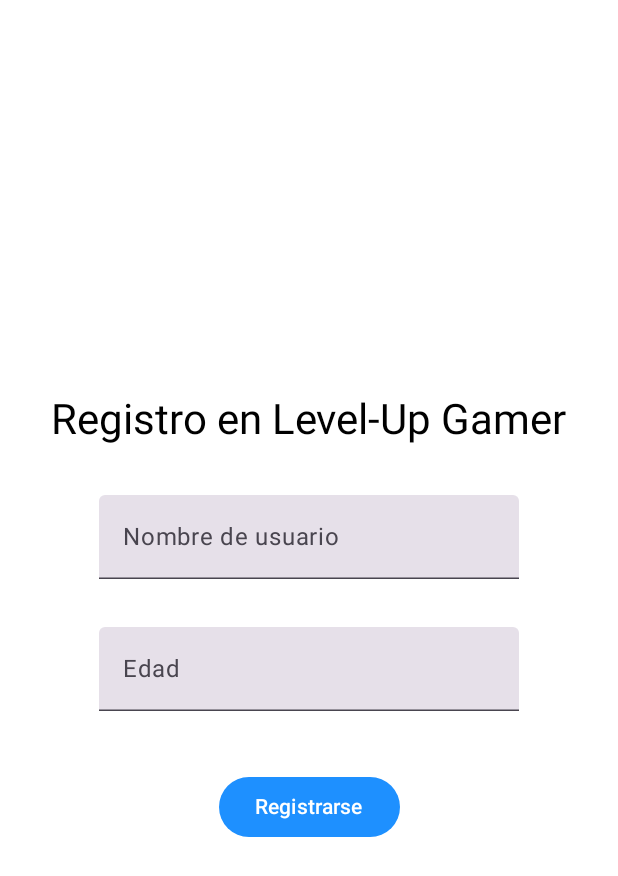
After one commit to Matias1402/AndroidLevelUp, an Android app built with Jetpack Compose: the RegistrationScreen screen opened through its navigation route, on a phone screen of 412 x 824 dp. The commit adds this screen. Shown: the top 876 px of the screen. Run offline under Robolectric (Android 15) with nearby library versions, the phone set to English and light mode, and no system bars; our stand-ins replace Room's generated code.

Commit message:
Añadidos detalles, temas, tambien se agrego la validacion de edad, en la cual no te registra si tienes menos de 18 años

```diff
--- a/app/build.gradle.kts
+++ b/app/build.gradle.kts
@@ -41,13 +41,15 @@ android {
 }
 
 dependencies {
+    implementation(libs.androidx.compose.foundation)
     implementation(libs.androidx.room.runtime)
     implementation(libs.androidx.room.ktx)
     ksp(libs.androidx.room.compiler)
     implementation(libs.androidx.lifecycle.viewmodel.compose)
     implementation(libs.androidx.lifecycle.runtime.compose)
-
-
+    implementation(libs.androidx.compose.material.icons.extended.android) // O la versión más reciente
+    implementation(libs.androidx.navigation.compose)
+    implementation(libs.coil.kt.coil.compose)
     implementation(libs.androidx.core.ktx)
     implementation(libs.androidx.lifecycle.runtime.ktx)
     implementation(libs.androidx.activity.compose)
--- a/app/src/main/AndroidManifest.xml
+++ b/app/src/main/AndroidManifest.xml
@@ -1,6 +1,8 @@
 <?xml version="1.0" encoding="utf-8"?>
 <manifest xmlns:android="http://schemas.android.com/apk/res/android"
     xmlns:tools="http://schemas.android.com/tools">
+
+    <uses-permission android:name="android.permission.READ_EXTERNAL_STORAGE" />
 
     <application
         android:allowBackup="true"
--- a/app/src/main/java/com/example/levelupkotlin/MainActivity.kt
+++ b/app/src/main/java/com/example/levelupkotlin/MainActivity.kt
@@ -1,36 +1,72 @@
 package com.example.levelupkotlin
 
-import com.example.levelupkotlin.ui.users.UsersScreen
 import android.os.Bundle
 import androidx.activity.ComponentActivity
 import androidx.activity.compose.setContent
 import androidx.compose.foundation.layout.fillMaxSize
-import androidx.compose.foundation.layout.padding
-import androidx.compose.material3.Scaffold
+import androidx.compose.material3.MaterialTheme
+import androidx.compose.material3.Surface
 import androidx.compose.ui.Modifier
-import com.example.levelupkotlin.ui.theme.LevelUpKotlinTheme
+import androidx.lifecycle.viewmodel.compose.viewModel
+import androidx.navigation.compose.NavHost
+import androidx.navigation.compose.composable
+import androidx.navigation.compose.rememberNavController
 import androidx.room.Room
-import androidx.lifecycle.viewmodel.compose.viewModel
 import com.example.levelupkotlin.data.local.AppDatabase
 import com.example.levelupkotlin.data.repository.UserRepository
+import com.example.levelupkotlin.ui.theme.LevelUpKotlinTheme
+import com.example.levelupkotlin.ui.users.RegistrationScreen
+import com.example.levelupkotlin.ui.users.UsersScreen
 import com.example.levelupkotlin.viewmodel.UserViewModel
 import com.example.levelupkotlin.viewmodel.UserViewModelFactory
+
 class MainActivity : ComponentActivity() {
     override fun onCreate(savedInstanceState: Bundle?) {
         super.onCreate(savedInstanceState)
+
         val db = Room.databaseBuilder(
             applicationContext,
             AppDatabase::class.java,
             "my_database"
-        ).build()
+        )
+            .fallbackToDestructiveMigration()
+            .build()
+
         val repo = UserRepository(db.userDao())
         val factory = UserViewModelFactory(repo)
+
         setContent {
             val viewModel: UserViewModel = viewModel(factory = factory)
             LevelUpKotlinTheme {
-                Scaffold(modifier = Modifier.fillMaxSize()) { innerPadding ->
-                    UsersScreen(viewModel,
-                        Modifier.fillMaxSize().padding(innerPadding))
+                // 👇 AÑADÍ EL SURFACE PARA QUE TUS COLORES DE FONDO FUNCIONEN
+                Surface(
+                    modifier = Modifier.fillMaxSize(),
+                    color = MaterialTheme.colorScheme.background
+                ) {
+                    val navController = rememberNavController()
+
+                    NavHost(navController = navController, startDestination = "registration") {
+                        composable("registration") {
+                            RegistrationScreen(
+                                viewModel = viewModel,
+                                onRegistrationSuccess = {
+                                    navController.navigate("users") {
+                                        popUpTo("registration") { inclusive = true }
+                                    }
+                                }
+                            )
+                        }
+                        composable("users") {
+                            // 👇 CAMBIO CLAVE: AÑADIMOS LA ACCIÓN DE NAVEGACIÓN
+                            UsersScreen(
+                                viewModel = viewModel,
+                                modifier = Modifier.fillMaxSize(),
+                                onNavigateToRegistration = {
+                                    navController.navigate("registration")
+                                }
+                            )
+                        }
+                    }
                 }
             }
         }
--- a/app/src/main/java/com/example/levelupkotlin/data/local/AppDatabase.kt
+++ b/app/src/main/java/com/example/levelupkotlin/data/local/AppDatabase.kt
@@ -2,7 +2,8 @@ package com.example.levelupkotlin.data.local
 
 import androidx.room.Database
 import androidx.room.RoomDatabase
-@Database(entities = [User::class], version = 1)
+
+@Database(entities = [User::class], version = 2)
 abstract class AppDatabase : RoomDatabase() {
     abstract fun userDao(): UserDao
 }
--- a/app/src/main/java/com/example/levelupkotlin/data/local/User.kt
+++ b/app/src/main/java/com/example/levelupkotlin/data/local/User.kt
@@ -1,10 +1,12 @@
 package com.example.levelupkotlin.data.local
+
 import androidx.room.Entity
 import androidx.room.PrimaryKey
 
 @Entity(tableName = "users")
-data class User (
+data class User(
     @PrimaryKey(autoGenerate = true) val id: Int = 0,
     val name: String,
-    val age: Int
+    val age: Int,
+    val photoUri: String? = null
 )
--- /dev/null
+++ b/app/src/main/java/com/example/levelupkotlin/ui/users/RegistrationScreen.kt
@@ -0,0 +1,69 @@
+package com.example.levelupkotlin.ui.users
+
+import androidx.compose.foundation.layout.*
+import androidx.compose.material3.Button
+import androidx.compose.material3.MaterialTheme
+import androidx.compose.material3.Text
+import androidx.compose.material3.TextField
+import androidx.compose.runtime.Composable
+import androidx.compose.runtime.LaunchedEffect
+import androidx.compose.runtime.collectAsState
+import androidx.compose.runtime.getValue
+import androidx.compose.ui.Alignment
+import androidx.compose.ui.Modifier
+import androidx.compose.ui.unit.dp
+import com.example.levelupkotlin.viewmodel.UserViewModel
+
+@Composable
+fun RegistrationScreen(
+    viewModel: UserViewModel,
+    onRegistrationSuccess: () -> Unit
+) {
+    val formState by viewModel.formState.collectAsState()
+
+    LaunchedEffect(formState.registrationSuccess) {
+        if (formState.registrationSuccess) {
+            onRegistrationSuccess()
+            viewModel.resetRegistrationSuccess()
+        }
+    }
+
+    Column(
+        modifier = Modifier
+            .fillMaxSize()
+            .padding(16.dp),
+        verticalArrangement = Arrangement.Center,
+        horizontalAlignment = Alignment.CenterHorizontally
+    ) {
+        Text("Registro en Level-Up Gamer", style = MaterialTheme.typography.headlineMedium)
+        Spacer(Modifier.height(32.dp))
+
+        TextField(
+            value = formState.name,
+            onValueChange = { viewModel.onNameChange(it) },
+            label = { Text("Nombre de usuario") },
+            isError = formState.nameError != null,
+            supportingText = {
+                formState.nameError?.let { Text(it) }
+            },
+            singleLine = true
+        )
+        Spacer(Modifier.height(16.dp))
+
+        TextField(
+            value = formState.age,
+            onValueChange = { viewModel.onAgeChange(it) },
+            label = { Text("Edad") },
+            isError = formState.ageError != null,
+            supportingText = {
+                formState.ageError?.let { Text(it) }
+            },
+            singleLine = true
+        )
+        Spacer(Modifier.height(24.dp))
+
+        Button(onClick = { viewModel.registerUser() }) {
+            Text("Registrarse")
+        }
+    }
+}
--- a/app/src/main/java/com/example/levelupkotlin/viewmodel/UserViewModel.kt
+++ b/app/src/main/java/com/example/levelupkotlin/viewmodel/UserViewModel.kt
@@ -1,31 +1,84 @@
 package com.example.levelupkotlin.viewmodel
+
+
 
 import androidx.lifecycle.ViewModel
 import androidx.lifecycle.viewModelScope
 import com.example.levelupkotlin.data.local.User
 import com.example.levelupkotlin.data.repository.UserRepository
+import kotlinx.coroutines.flow.MutableStateFlow
+import kotlinx.coroutines.flow.asStateFlow
 import kotlinx.coroutines.flow.SharingStarted
 import kotlinx.coroutines.flow.stateIn
+import kotlinx.coroutines.flow.update
 import kotlinx.coroutines.launch
+
+
+data class RegistrationFormState(
+    val name: String = "",
+    val age: String = "",
+    val nameError: String? = null,
+    val ageError: String? = null,
+    val registrationSuccess: Boolean = false
+)
+
 class UserViewModel(private val repository: UserRepository) : ViewModel() {
     val users = repository.users.stateIn(
         viewModelScope,
-        SharingStarted.Companion.WhileSubscribed(),
+        SharingStarted.WhileSubscribed(),
         emptyList()
     )
-    fun addUser(name: String, age: Int) {
+
+    private val _formState = MutableStateFlow(RegistrationFormState())
+    val formState = _formState.asStateFlow()
+
+    fun onNameChange(name: String) {
+        _formState.update { it.copy(name = name, nameError = null) }
+    }
+
+    fun onAgeChange(age: String) {
+        _formState.update { it.copy(age = age, ageError = null) }
+    }
+
+    // Lógica de validación desacoplada de la UI
+    fun registerUser() {
+        val name = _formState.value.name
+        val age = _formState.value.age.toIntOrNull()
+        var hasError = false
+
+        if (name.isBlank()) {
+            _formState.update { it.copy(nameError = "El nombre es obligatorio") }
+            hasError = true
+        }
+
+        // Validación de edad requerida por el caso "Level-Up Gamer"
+        if (age == null || age < 18) {
+            _formState.update { it.copy(ageError = "Debes ser mayor de 18 años") }
+            hasError = true
+        }
+
+        if (hasError) return
+
         viewModelScope.launch {
-            repository.insert(User(name = name, age = age))
+            repository.insert(User(name = name, age = age!!))
+            // Actualizar estado para notificar a la UI que el registro fue exitoso
+            _formState.update { it.copy(registrationSuccess = true) }
         }
     }
+
+    fun resetRegistrationSuccess() {
+        _formState.update { it.copy(registrationSuccess = false, name = "", age = "") }
+    }
+
     fun deleteUser(user: User) {
         viewModelScope.launch {
             repository.delete(user)
         }
     }
-    fun updateUser(user: User, newName: String, newAge: Int) {
+
+    fun updateUserPhoto(user: User, photoUri: String) {
         viewModelScope.launch {
-            repository.update(user.copy(name = newName, age = newAge))
+            repository.update(user.copy(photoUri = photoUri))
         }
     }
 }
```
Also changed, not shown: app/src/main/java/com/example/levelupkotlin/ui/users/UsersScreen.kt (+91 -104 lines), gradle/libs.versions.toml (+11 -1 lines).
